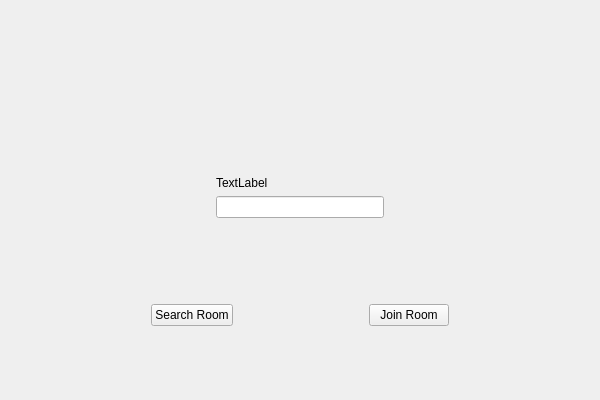
This is windows/joinroom.ui in wen2ms/fight_the_landlord_client as Qt 5 draws it before an edit. The edited form follows.
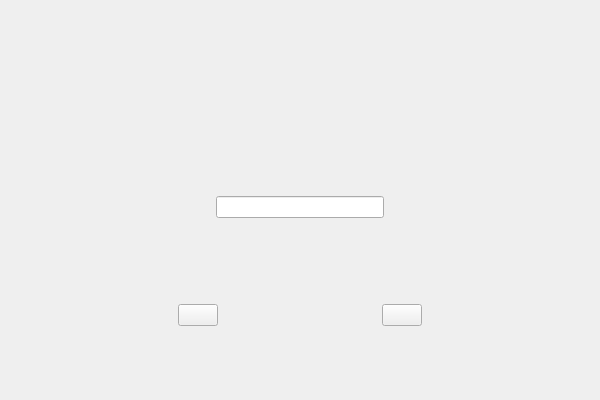
This is the edited form. The open tabs and pages were chosen to show the change.

```diff
--- a/windows/joinroom.ui
+++ b/windows/joinroom.ui
@@ -49,7 +49,7 @@
          <item>
           <widget class="QLabel" name="description">
            <property name="text">
-            <string>TextLabel</string>
+            <string/>
            </property>
           </widget>
          </item>
@@ -135,7 +135,7 @@
        <item>
         <widget class="QPushButton" name="search_room">
          <property name="text">
-          <string>Search Room</string>
+          <string/>
          </property>
         </widget>
        </item>
@@ -158,7 +158,7 @@
        <item>
         <widget class="QPushButton" name="join_room">
          <property name="text">
-          <string>Join Room</string>
+          <string/>
          </property>
         </widget>
        </item>
```
Left out of the diff: 4 changed lines with no effect on the pictures.
